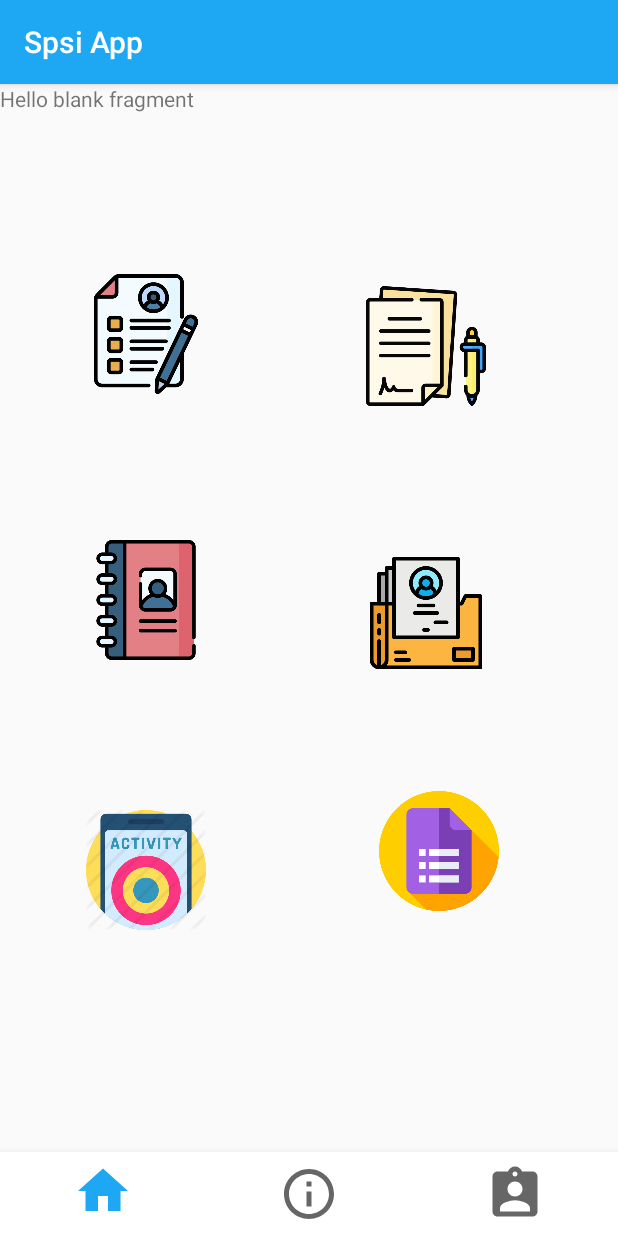
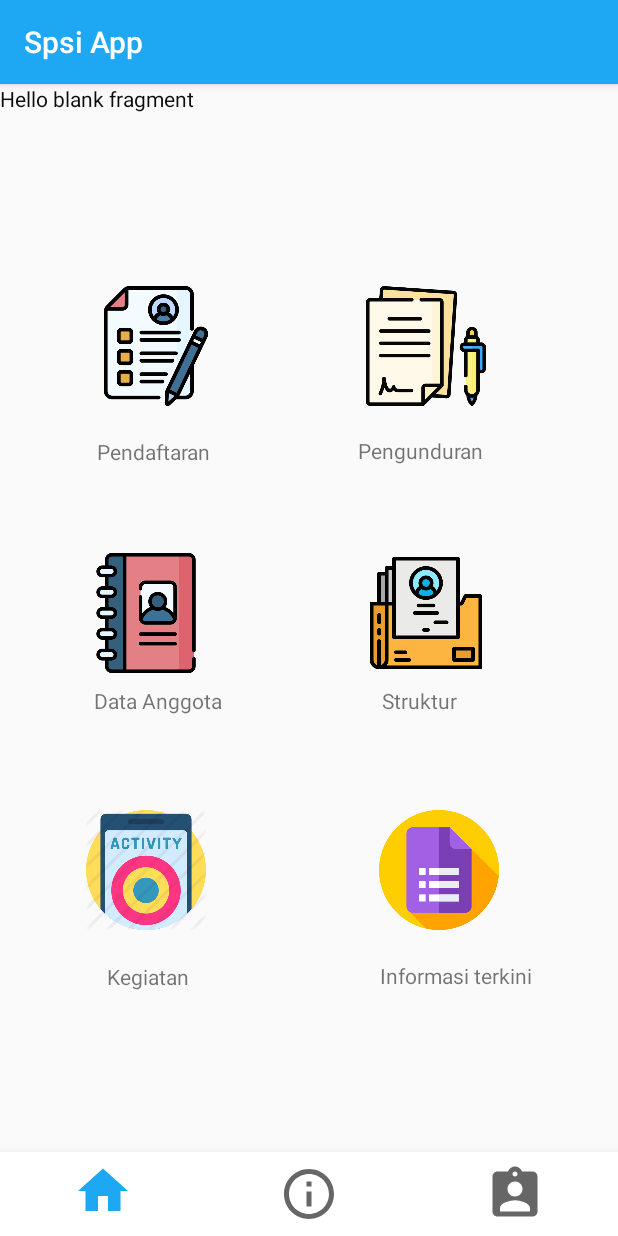
Before and after one commit to vikyyahya/Spsi-App, an Android app: the HomeFragment screen opened directly, with no data from a screen before it, on a phone screen of 412 x 824 dp. Run offline under Robolectric (Android 15) with nearby library versions, the phone set to English and light mode, and no system bars; our stand-ins replace ButterKnife.

Commit message:
data anggota

```diff
--- a/app/src/main/res/layout/fragment_home_fragmant.xml
+++ b/app/src/main/res/layout/fragment_home_fragmant.xml
@@ -10,6 +10,7 @@
     <TextView
         android:layout_width="match_parent"
         android:layout_height="match_parent"
+        android:textColor="@color/black"
         android:text="@string/hello_blank_fragment" />
 
     <androidx.constraintlayout.widget.ConstraintLayout
@@ -23,10 +24,10 @@
             android:src="@drawable/pendaftaran"
             app:layout_constraintBottom_toBottomOf="parent"
             app:layout_constraintEnd_toEndOf="parent"
-            app:layout_constraintHorizontal_bias="0.172"
+            app:layout_constraintHorizontal_bias="0.193"
             app:layout_constraintStart_toStartOf="parent"
             app:layout_constraintTop_toTopOf="parent"
-            app:layout_constraintVertical_bias="0.202" />
+            app:layout_constraintVertical_bias="0.215" />
 
         <ImageView
             android:id="@+id/imageView3"
@@ -50,7 +51,7 @@
             app:layout_constraintHorizontal_bias="0.172"
             app:layout_constraintStart_toStartOf="parent"
             app:layout_constraintTop_toTopOf="parent"
-            app:layout_constraintVertical_bias="0.485" />
+            app:layout_constraintVertical_bias="0.499" />
 
         <ImageView
             android:id="@+id/imageView5"
@@ -62,7 +63,7 @@
             app:layout_constraintHorizontal_bias="0.761"
             app:layout_constraintStart_toStartOf="parent"
             app:layout_constraintTop_toTopOf="parent"
-            app:layout_constraintVertical_bias="0.752" />
+            app:layout_constraintVertical_bias="0.772" />
 
         <ImageView
             android:id="@+id/imageView6"
@@ -87,6 +88,78 @@
             app:layout_constraintStart_toStartOf="parent"
             app:layout_constraintTop_toTopOf="parent"
             app:layout_constraintVertical_bias="0.499" />
+
+        <TextView
+            android:id="@+id/textView"
+            android:layout_width="wrap_content"
+            android:layout_height="wrap_content"
+            android:text="Pendaftaran"
+            app:layout_constraintBottom_toBottomOf="parent"
+            app:layout_constraintEnd_toEndOf="parent"
+            app:layout_constraintHorizontal_bias="0.192"
+            app:layout_constraintStart_toStartOf="parent"
+            app:layout_constraintTop_toTopOf="parent"
+            app:layout_constraintVertical_bias="0.342" />
+
+        <TextView
+            android:id="@+id/textView3"
+            android:layout_width="wrap_content"
+            android:layout_height="wrap_content"
+            android:text="Data Anggota"
+            app:layout_constraintBottom_toBottomOf="parent"
+            app:layout_constraintEnd_toEndOf="parent"
+            app:layout_constraintHorizontal_bias="0.191"
+            app:layout_constraintStart_toStartOf="parent"
+            app:layout_constraintTop_toTopOf="parent"
+            app:layout_constraintVertical_bias="0.584" />
+
+        <TextView
+            android:id="@+id/textView5"
+            android:layout_width="wrap_content"
+            android:layout_height="wrap_content"
+            android:text="Kegiatan"
+            app:layout_constraintBottom_toBottomOf="parent"
+            app:layout_constraintEnd_toEndOf="parent"
+            app:layout_constraintHorizontal_bias="0.199"
+            app:layout_constraintStart_toStartOf="parent"
+            app:layout_constraintTop_toTopOf="parent"
+            app:layout_constraintVertical_bias="0.852" />
+
+        <TextView
+            android:id="@+id/textView6"
+            android:layout_width="wrap_content"
+            android:layout_height="wrap_content"
+            android:text="Informasi terkini"
+            app:layout_constraintBottom_toBottomOf="parent"
+            app:layout_constraintEnd_toEndOf="parent"
+            app:layout_constraintHorizontal_bias="0.815"
+            app:layout_constraintStart_toStartOf="parent"
+            app:layout_constraintTop_toTopOf="parent"
+            app:layout_constraintVertical_bias="0.851" />
+
+        <TextView
+            android:id="@+id/textView4"
+            android:layout_width="wrap_content"
+            android:layout_height="wrap_content"
+            android:text="Struktur"
+            app:layout_constraintBottom_toBottomOf="parent"
+            app:layout_constraintEnd_toEndOf="parent"
+            app:layout_constraintHorizontal_bias="0.704"
+            app:layout_constraintStart_toStartOf="parent"
+            app:layout_constraintTop_toTopOf="parent"
+            app:layout_constraintVertical_bias="0.584" />
+
+        <TextView
+            android:id="@+id/textView2"
+            android:layout_width="wrap_content"
+            android:layout_height="wrap_content"
+            android:text="Pengunduran"
+            app:layout_constraintBottom_toBottomOf="parent"
+            app:layout_constraintEnd_toEndOf="parent"
+            app:layout_constraintHorizontal_bias="0.727"
+            app:layout_constraintStart_toStartOf="parent"
+            app:layout_constraintTop_toTopOf="parent"
+            app:layout_constraintVertical_bias="0.341" />
     </androidx.constraintlayout.widget.ConstraintLayout>
 
 </FrameLayout>
--- a/app/src/main/res/values/colors.xml
+++ b/app/src/main/res/values/colors.xml
@@ -5,5 +5,6 @@
     <color name="colorAccent">#03DAC5</color>
 
     <color name="white_solid">#ffffff</color>
+    <color name="black">#0C0C0C</color>
 
 </resources>
```
Also changed, not shown: app/src/main/res/drawable/organisasi.png (added).
